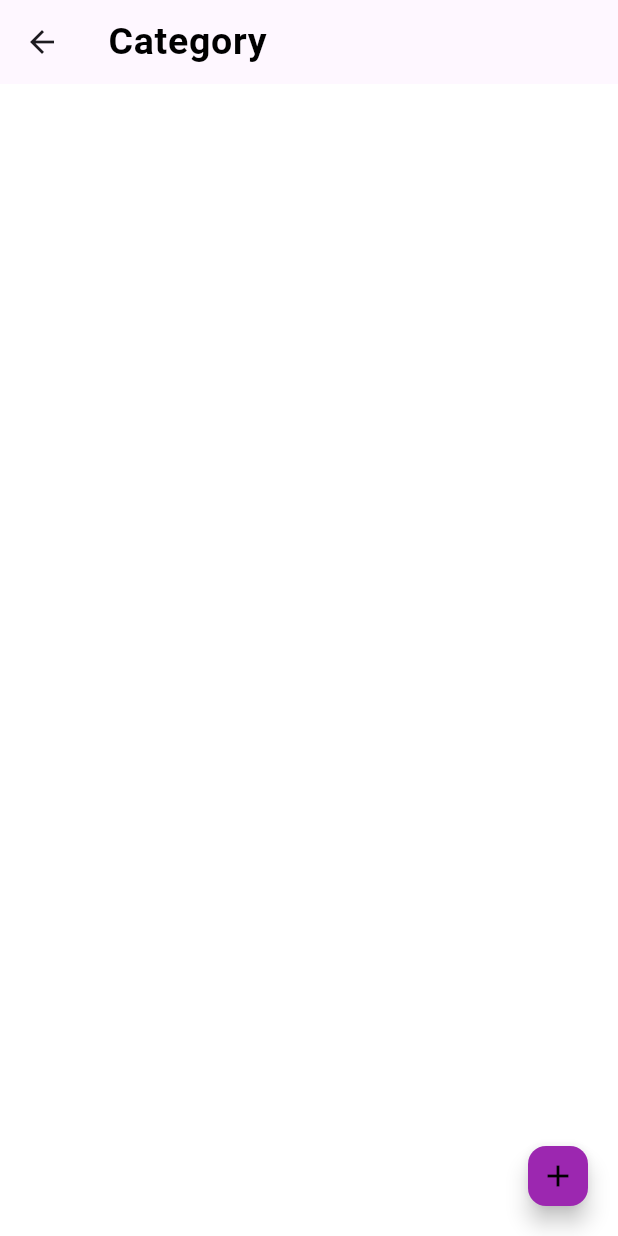
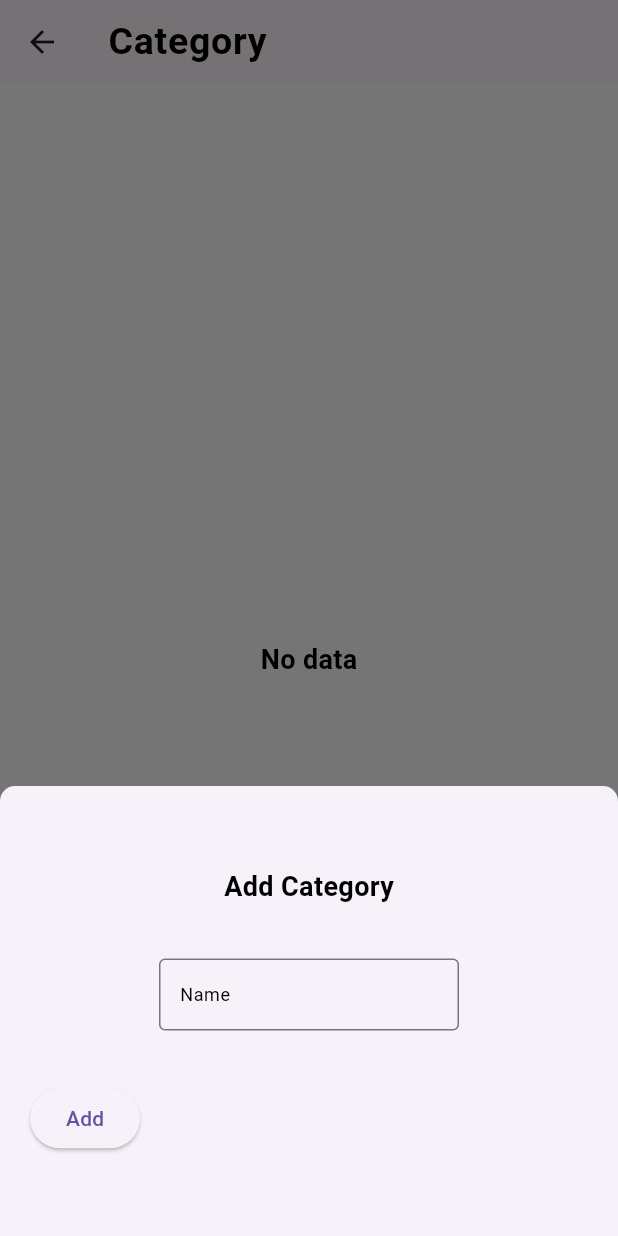
Before and after one commit to Nishadatgit/flutter-budget-tracker, a Flutter app: the CategoryScreen screen opened directly, after a tap on the "add" icon, on a phone screen of 412 x 824 dp. Run offline on Flutter 3.47's test engine with Material 2 defaults, Android fonts, the phone set to English and light mode, and no system bars; our stand-ins replace bloc, flutter_bloc, hive, hive_flutter; accounts and stored records are empty.

```diff
--- a/lib/core/constants.dart
+++ b/lib/core/constants.dart
@@ -1 +1,3 @@
+// ignore_for_file: constant_identifier_names
+
 const CATEGORY_DB_NAME = 'category_box';
--- a/lib/logic/category/category_cubit.dart
+++ b/lib/logic/category/category_cubit.dart
@@ -1,7 +1,8 @@
+// ignore_for_file: depend_on_referenced_packages
+
 import 'package:bloc/bloc.dart';
 import 'package:budget_tracker/db/category_db/category_db.dart';
 import 'package:budget_tracker/models/category/category_model.dart';
-import 'package:meta/meta.dart';
 
 part 'category_state.dart';
 
--- a/lib/logic/theme/theme_cubit.dart
+++ b/lib/logic/theme/theme_cubit.dart
@@ -1,12 +1,13 @@
+// ignore: depend_on_referenced_packages
 import 'package:bloc/bloc.dart';
 import 'package:budget_tracker/themes/dark_theme.dart';
 import 'package:budget_tracker/themes/light_theme.dart';
 import 'package:flutter/material.dart';
+import 'package:flutter/scheduler.dart';
 
 class ThemeCubit extends Cubit<ThemeData> {
-
-
-  ThemeCubit() : super(lightTheme);
+  static final brightness = SchedulerBinding.instance.window.platformBrightness;
+  ThemeCubit() : super(brightness == Brightness.dark ? darkTheme : lightTheme);
 
   void switchTheme() =>
       state == lightTheme ? emit(darkTheme) : emit(lightTheme);
--- a/lib/main.dart
+++ b/lib/main.dart
@@ -1,13 +1,14 @@
+import 'package:budget_tracker/logic/category/category_cubit.dart';
 import 'package:budget_tracker/logic/theme/theme_cubit.dart';
 import 'package:budget_tracker/models/category/category_model.dart';
 import 'package:budget_tracker/screens/home/home_screen.dart';
 import 'package:flutter/material.dart';
 import 'package:flutter_bloc/flutter_bloc.dart';
- import 'package:hive_flutter/adapters.dart';
+import 'package:hive_flutter/adapters.dart';
 
 void main() async {
   WidgetsFlutterBinding.ensureInitialized();
- await Hive.initFlutter();
+  await Hive.initFlutter();
   Hive.registerAdapter(CategoryModelAdapter());
   Hive.registerAdapter(CategoryTypeAdapter());
   runApp(const MyApp());
@@ -22,7 +23,10 @@ class MyApp extends StatelessWidget {
         providers: [
           BlocProvider(
             create: (ctx) => ThemeCubit(),
-          )
+          ),
+          BlocProvider(
+            create: (ctx) => CategoryCubit(),
+          ),
         ],
         child: BlocBuilder<ThemeCubit, ThemeData>(
           builder: (context, state) {
--- a/lib/models/category/category_model.dart
+++ b/lib/models/category/category_model.dart
@@ -28,6 +28,6 @@ class CategoryModel {
     required this.name,
     required this.id,
     required this.categoryType,
-    required this.isDeleted,
+    this.isDeleted = false,
   });
 }
--- a/lib/screens/category/category_screen.dart
+++ b/lib/screens/category/category_screen.dart
@@ -1,10 +1,13 @@
+import 'package:budget_tracker/logic/category/category_cubit.dart';
 import 'package:flutter/material.dart';
+import 'package:flutter_bloc/flutter_bloc.dart';
 
 class CategoryScreen extends StatelessWidget {
-  const CategoryScreen({super.key});
-
+  CategoryScreen({super.key});
+  final TextEditingController categoryNameController = TextEditingController();
   @override
   Widget build(BuildContext context) {
+    BlocProvider.of<CategoryCubit>(context).fetchCategories();
     return Scaffold(
       appBar: AppBar(
         elevation: 0,
@@ -13,14 +16,89 @@ class CategoryScreen extends StatelessWidget {
           style: Theme.of(context).textTheme.bodyLarge,
         ),
       ),
-      floatingActionButton: FloatingActionButton.small(
-        backgroundColor: Theme.of(context).primaryColor,
-        onPressed: () {},
-        child: const Icon(
-          Icons.add,
-          color: Colors.black,
+      body: BlocBuilder<CategoryCubit, CategoryState>(
+        builder: (context, state) {
+          if (state is LoadingState) {
+            return const Center(child: CircularProgressIndicator());
+          } else if (state is NoCategoriesState) {
+            return const Center(child: Text("No data"));
+          } else {
+            return const Center(child: Text('Something went wrong'));
+          }
+        },
+      ),
+      floatingActionButton: SizedBox(
+        width: 70,
+        child: FloatingActionButton(
+          backgroundColor: Theme.of(context).primaryColor,
+          onPressed: () {
+            showAddCategoryBottomSheet(context);
+          },
+          shape:
+              RoundedRectangleBorder(borderRadius: BorderRadius.circular(20)),
+          child: const Icon(
+            Icons.add,
+            color: Colors.black,
+          ),
         ),
       ),
     );
   }
+
+  void showAddCategoryBottomSheet(BuildContext context) async {
+    showModalBottomSheet(
+      constraints: BoxConstraints.tight(const Size.fromHeight(300)),
+      shape: const RoundedRectangleBorder(
+        borderRadius: BorderRadius.only(
+          topLeft: Radius.circular(10),
+          topRight: Radius.circular(10),
+        ),
+      ),
+      context: context,
+      builder: (ctx) {
+        return Container(
+          padding: const EdgeInsets.symmetric(horizontal: 20, vertical: 20),
+          child: Column(
+            mainAxisAlignment: MainAxisAlignment.spaceEvenly,
+            crossAxisAlignment: CrossAxisAlignment.center,
+            children: [
+              Text(
+                "Add Category",
+                style: Theme.of(context).textTheme.bodyMedium!.copyWith(),
+              ),
+              Row(
+                mainAxisAlignment: MainAxisAlignment.center,
+                crossAxisAlignment: CrossAxisAlignment.end,
+                children: [
+                  SizedBox(
+                    width: 200,
+                    child: TextField(
+                      controller: categoryNameController,
+                      textCapitalization: TextCapitalization.characters,
+                      maxLines: 1,
+                      style: Theme.of(context).textTheme.bodySmall!.copyWith(),
+                      decoration: InputDecoration(
+                          contentPadding:
+                              const EdgeInsets.symmetric(horizontal: 10),
+                          border: const OutlineInputBorder(),
+                          label: const Text("Name"),
+                          labelStyle: Theme.of(context)
+                              .textTheme
+                              .bodySmall!
+                              .copyWith()),
+                    ),
+                  ),
+                ],
+              ),
+              Row(
+                children: [
+                  ElevatedButton(onPressed: () {}, child: Text("Add"))
+                ],
+              )
+            ],
+          ),
+        );
+      },
+    );
+  }
 }
--- a/lib/screens/home/home_screen.dart
+++ b/lib/screens/home/home_screen.dart
@@ -1,11 +1,8 @@
-import 'dart:ui';
-
 import 'package:budget_tracker/logic/theme/theme_cubit.dart';
 import 'package:budget_tracker/screens/category/category_screen.dart';
 import 'package:budget_tracker/screens/home/widgets/card_info_widget.dart';
 import 'package:budget_tracker/screens/home/widgets/drawer_header.dart';
 import 'package:budget_tracker/screens/home/widgets/transaction_tile.dart';
-import 'package:budget_tracker/themes/dark_theme.dart';
 
 import 'package:flutter/material.dart';
 import 'package:flutter_bloc/flutter_bloc.dart';
@@ -34,7 +31,6 @@ class _HomeScreenState extends State<HomeScreen>
 
   @override
   Widget build(BuildContext context) {
-    print("Build called");
     final width = MediaQuery.of(context).size.width;
     //final height = MediaQuery.of(context).size.height;
     return Scaffold(
@@ -82,8 +78,8 @@ class _HomeScreenState extends State<HomeScreen>
                 ListTile(
                   onTap: () {
                     _scaffoldkey.currentState!.closeDrawer();
-                    Navigator.of(context).push(MaterialPageRoute(
-                        builder: (ctx) => const CategoryScreen()));
+                    Navigator.of(context).push(
+                        MaterialPageRoute(builder: (ctx) => CategoryScreen()));
                   },
                   tileColor: Colors.white.withOpacity(0.3),
                   title: Text(
@@ -99,8 +95,6 @@ class _HomeScreenState extends State<HomeScreen>
                   tileColor: Colors.white.withOpacity(0.3),
                   onTap: () {
                     _scaffoldkey.currentState!.closeDrawer();
-                    Navigator.of(context).push(MaterialPageRoute(
-                        builder: (ctx) => const CategoryScreen()));
                   },
                   title: Text(
                     "Reports",
@@ -152,15 +146,17 @@ class _HomeScreenState extends State<HomeScreen>
         ),
       ),
       floatingActionButtonAnimator: FloatingActionButtonAnimator.scaling,
-      floatingActionButton: FloatingActionButton.small(
-        onPressed: () {
-          print("Add Transaction");
-        },
-        backgroundColor: Theme.of(context).primaryColor,
-        tooltip: 'Add transaction',
-        child: const Icon(
-          Icons.add,
-          color: Colors.black,
+      floatingActionButton: SizedBox(
+        width: 70,
+        child: FloatingActionButton(
+          backgroundColor: Theme.of(context).primaryColor,
+          onPressed: () {},
+          shape:
+              RoundedRectangleBorder(borderRadius: BorderRadius.circular(20)),
+          child: const Icon(
+            Icons.add,
+            color: Colors.black,
+          ),
         ),
       ),
     );
--- a/lib/themes/light_theme.dart
+++ b/lib/themes/light_theme.dart
@@ -9,6 +9,6 @@ final lightTheme = ThemeData(
         bodyMedium: TextStyle(
             color: Colors.black, fontWeight: FontWeight.bold, fontSize: 18),
         bodySmall: TextStyle(color: Colors.black, fontWeight: FontWeight.w400)),
-    primaryColor: Colors.purple,
+    primaryColor: Colors.purple[300],
     scaffoldBackgroundColor: Colors.white,
     iconTheme: const IconThemeData(color: Colors.black));
```
